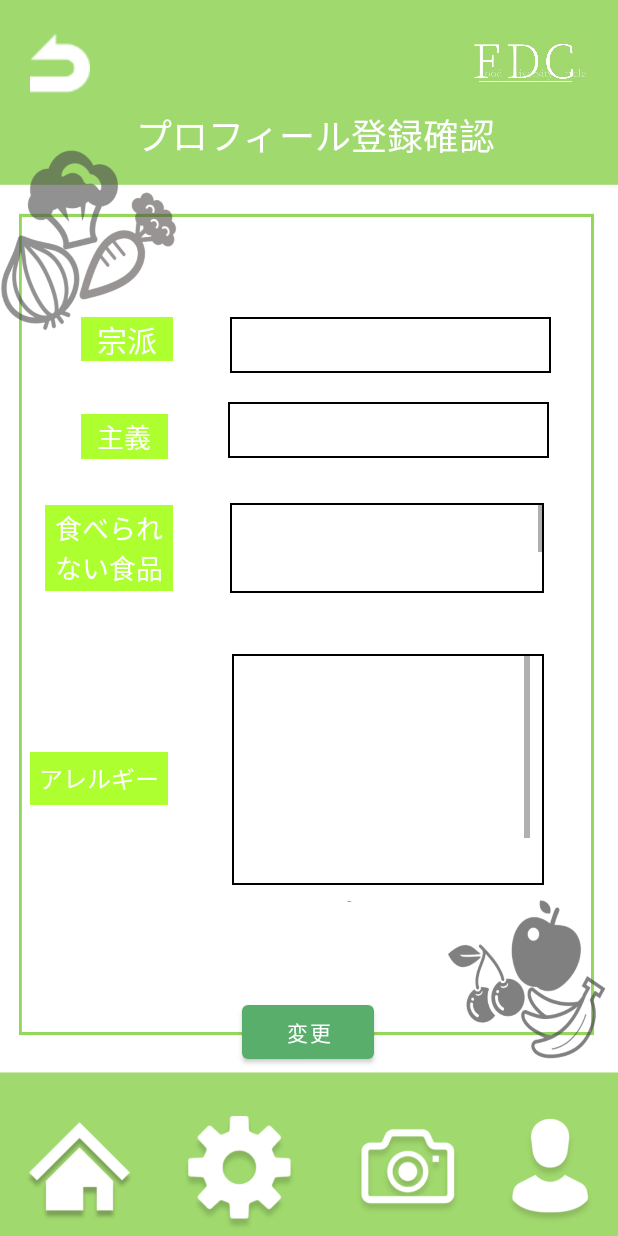
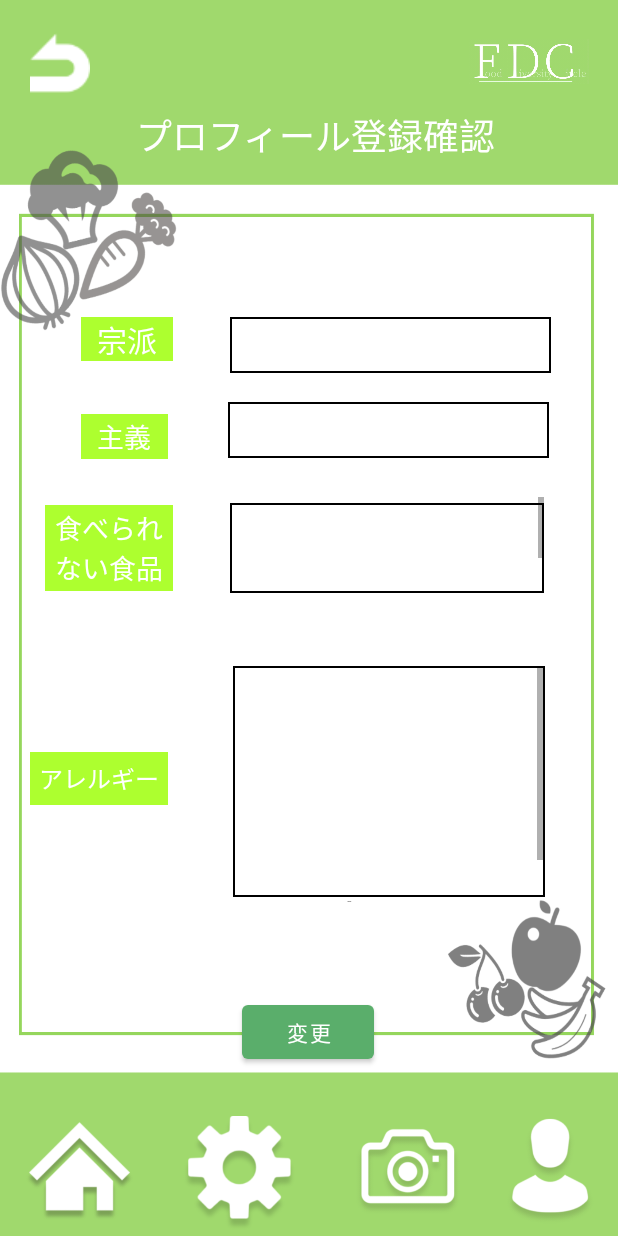
Before and after one commit to b9p31100/0101, an Android app: the profiletregister screen opened directly, with no data from a screen before it, on a phone screen of 412 x 824 dp. Run offline under Robolectric (Android 15) with nearby library versions, the phone set to English and light mode, and no system bars.

Commit message:
profile register ok

```diff
--- a/app/src/main/res/layout/activity_profiletregister.xml
+++ b/app/src/main/res/layout/activity_profiletregister.xml
@@ -182,10 +182,10 @@
 
     <ScrollView
         android:id="@+id/scrollView3"
-        android:layout_width="191dp"
-        android:layout_height="171dp"
+        android:layout_width="203dp"
+        android:layout_height="159dp"
         android:layout_marginTop="32dp"
-        android:layout_marginEnd="16dp"
+        android:layout_marginEnd="8dp"
         app:layout_constraintBottom_toBottomOf="parent"
         app:layout_constraintEnd_toEndOf="parent"
         app:layout_constraintHorizontal_bias="0.79"
@@ -200,9 +200,8 @@
 
 
             <LinearLayout
-                android:layout_width="182dp"
-                android:layout_height="203dp"
-                android:layout_marginTop="36dp"
+                android:layout_width="206dp"
+                android:layout_height="196dp"
                 android:orientation="vertical"
                 app:layout_constraintStart_toStartOf="parent"
                 app:layout_constraintTop_toTopOf="parent">
@@ -218,7 +217,6 @@
         android:id="@+id/textView5"
         android:layout_width="208dp"
         android:layout_height="154dp"
-        android:layout_marginStart="16dp"
         android:background="@drawable/border"
         android:text=""
         app:layout_constraintEnd_toEndOf="@+id/scrollView3"
@@ -284,7 +282,7 @@
         android:id="@+id/scrollView4"
         android:layout_width="199dp"
         android:layout_height="55dp"
-        android:layout_marginTop="32dp"
+        android:layout_marginTop="24dp"
         app:layout_constraintBottom_toBottomOf="parent"
         app:layout_constraintEnd_toEndOf="parent"
         app:layout_constraintHorizontal_bias="0.768"
@@ -299,11 +297,11 @@
 
 
             <LinearLayout
-                android:layout_width="174dp"
-                android:layout_height="59dp"
-                android:layout_marginTop="36dp"
+                android:layout_width="211dp"
+                android:layout_height="75dp"
                 android:orientation="vertical"
                 app:layout_constraintEnd_toEndOf="parent"
+                app:layout_constraintHorizontal_bias="0.473"
                 app:layout_constraintStart_toStartOf="parent"
                 app:layout_constraintTop_toTopOf="parent">
 
```
